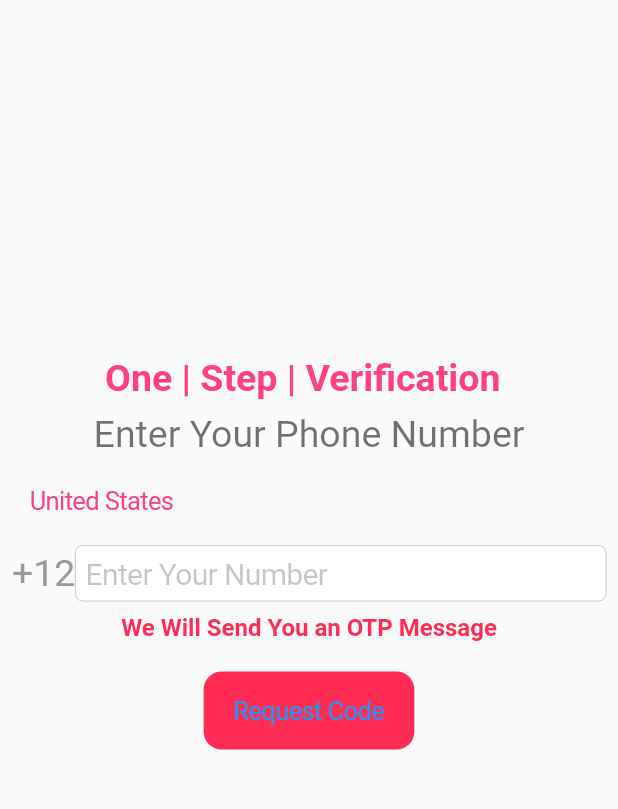
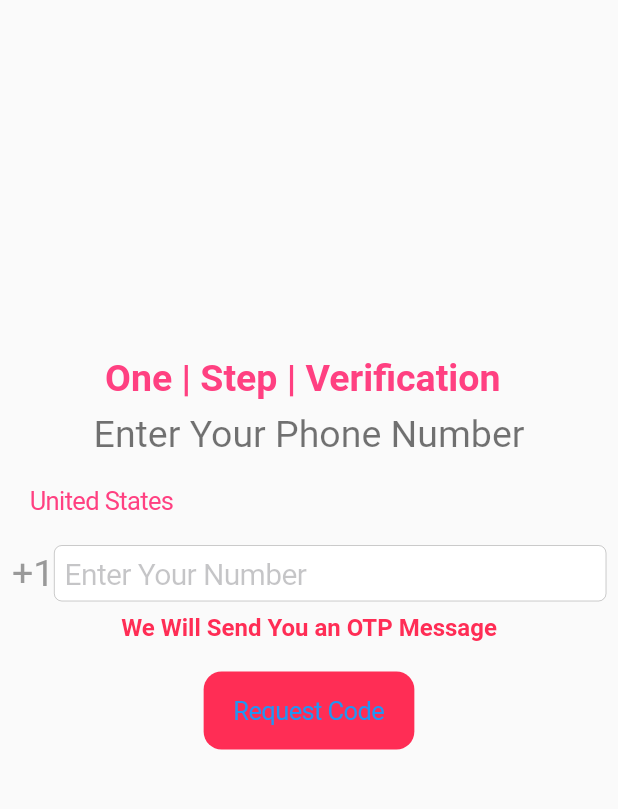
Before and after one commit to kunalnyc/Instagram-clone, a Flutter app: the OneStepVerification screen opened directly, on a phone screen of 412 x 824 dp, the part 50-859 px from its top. Run offline on Flutter 3.47's test engine with Material 2 defaults, Android fonts, the phone set to English and light mode, and no system bars; our stand-ins replace cloud_firestore, firebase_core; missing offline and left inert: cupertino_list_tile; accounts and stored records are empty; network calls fail.

Commit message:
Files Updating Sucessfully

```diff
--- a/lib/main.dart
+++ b/lib/main.dart
@@ -24,7 +24,7 @@ class MyApp extends StatelessWidget {
       debugShowCheckedModeBanner: false,
       themeMode: ThemeMode.system,
       title: 'Magenta',
-      home:  SelectCountry(),
+      home:  Welcome(),
     );
   }
 }
--- a/lib/widgets/verification.dart
+++ b/lib/widgets/verification.dart
@@ -1,6 +1,7 @@
 import 'package:cupertino_list_tile/cupertino_list_tile.dart';
 import 'package:flutter/cupertino.dart';
 import 'package:flutter/material.dart';
+import 'package:real_chat/widgets/country_json.dart';
 
 class OneStepVerification extends StatefulWidget {
   const OneStepVerification({Key? key}) : super(key: key);
@@ -10,7 +11,12 @@ class OneStepVerification extends StatefulWidget {
 }
 
 class _OneStepVerificationState extends State<OneStepVerification> {
-  final _enterPhoneNumber = TextEditingController();
+
+  var _enterPhoneNumber = TextEditingController();
+  Map<String, dynamic> data = {"name": "United States", "code":"+1"};
+    late Map<String, dynamic> dataResults;
+
+
   @override
   Widget build(BuildContext context) {
     return Scaffold(
@@ -46,19 +52,24 @@ class _OneStepVerificationState extends State<OneStepVerification> {
               ),
             ),
             CupertinoListTile(
-              onTap: () {},
-              title: const Text(
-                "United States",
-                style: TextStyle(color: Colors.pinkAccent),
+              onTap: () async {
+              dataResults = await  Navigator.push(context, CupertinoPageRoute(builder: (context)=>SelectCountry()));
+              setState(() {
+                if(dataResults != null) data =dataResults;
+              });
+              },
+              title:  Text(
+                data['name'],
+                style: const  TextStyle(color: Colors.pinkAccent),
               ),
             ),
             Padding(
               padding: const EdgeInsets.all(8.0),
               child: Row(
                 children: [
-                  const Text(
-                    "+12",
-                    style: TextStyle(
+                   Text(
+                    data['code'],
+                    style: const TextStyle(
                         fontSize: 25, color: CupertinoColors.inactiveGray),
                   ),
                   Expanded(
```
Also changed, not shown: lib/widgets/country_json.dart (+7 -2 lines).
